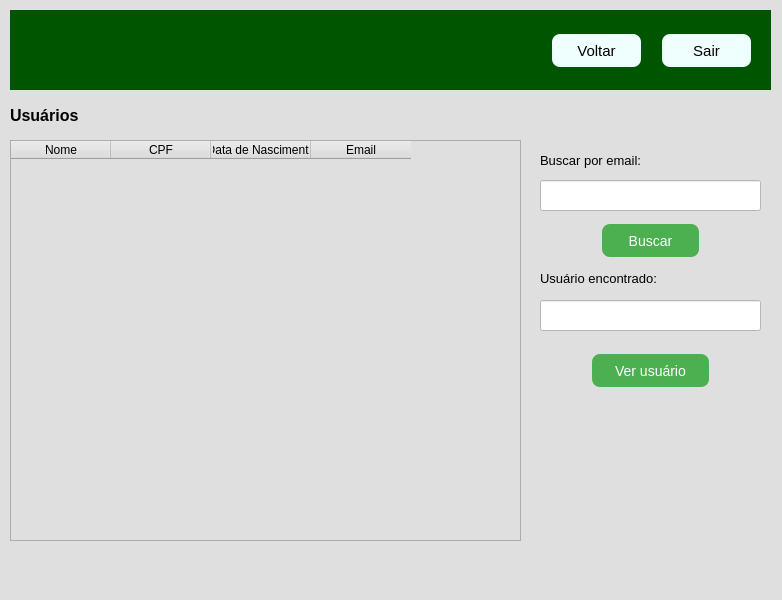
Before: the Qt Designer form Guia_adm/ui/tela_usuarios.ui in lannyily/POO2, drawn with Qt 5.
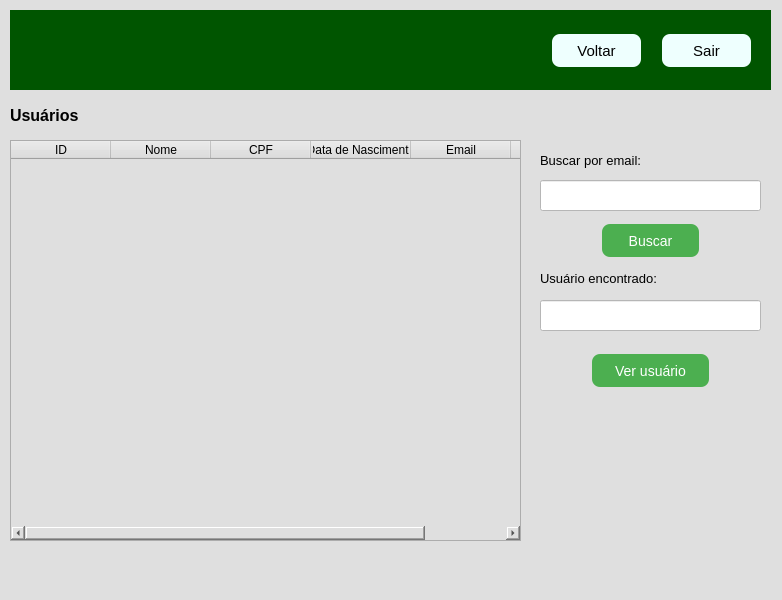
After: the same form once the commit is applied.

The edit to the form file:
```diff
--- a/Guia_adm/ui/tela_usuarios.ui
+++ b/Guia_adm/ui/tela_usuarios.ui
@@ -109,6 +109,11 @@
       <height>401</height>
      </rect>
     </property>
+    <column>
+     <property name="text">
+      <string>ID</string>
+     </property>
+    </column>
     <column>
      <property name="text">
       <string>Nome</string>
@@ -129,6 +134,11 @@
       <string>Email</string>
      </property>
     </column>
+    <column>
+     <property name="text">
+      <string>Senha</string>
+     </property>
+    </column>
    </widget>
    <widget class="QLabel" name="label">
     <property name="geometry">
```
